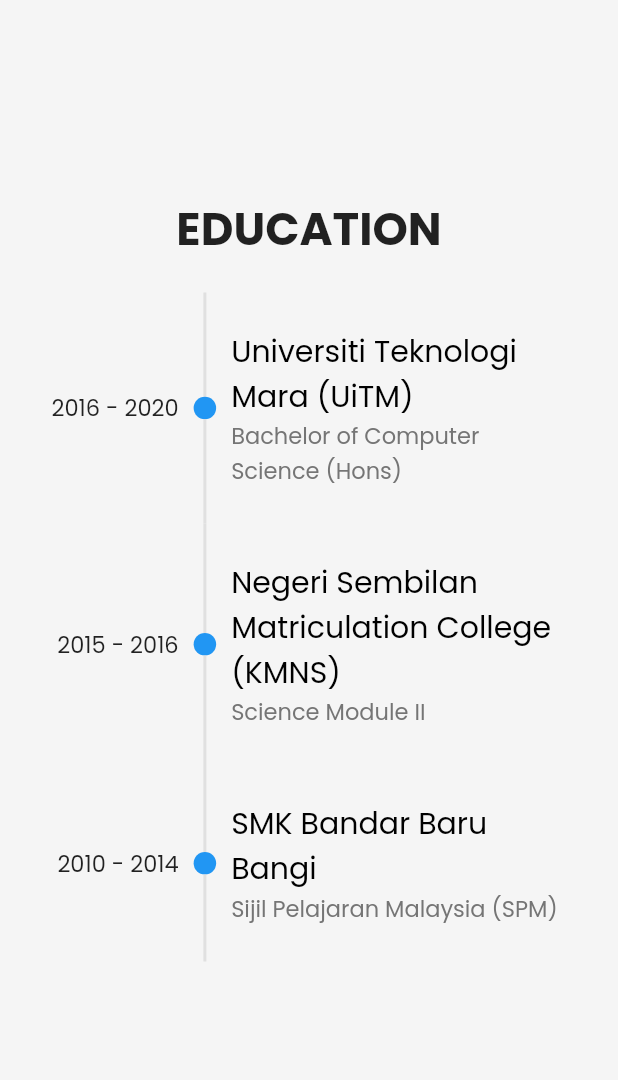
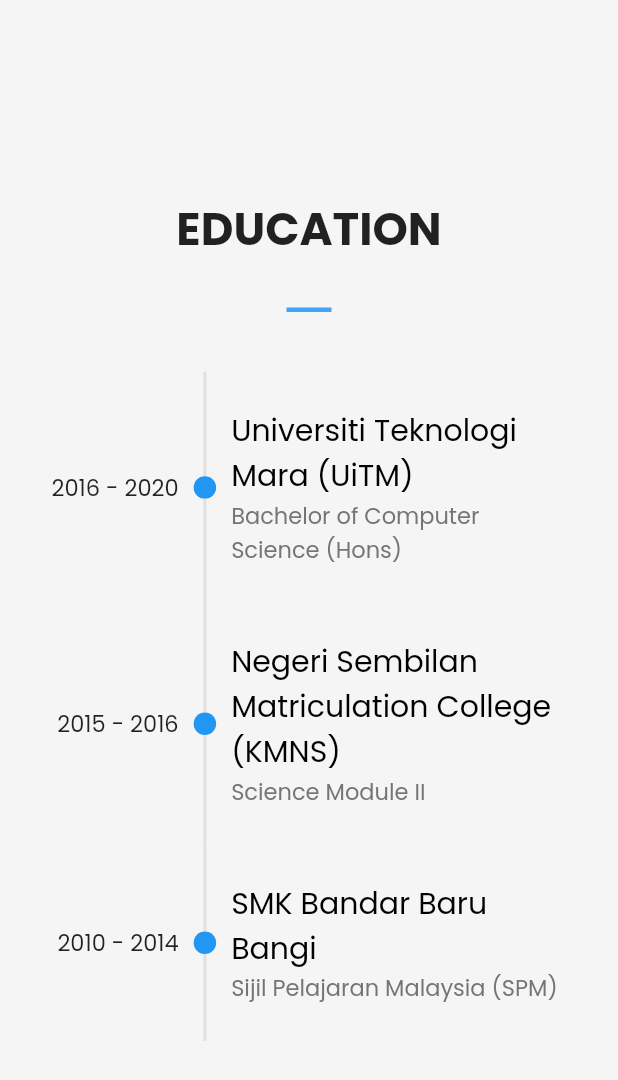
Before and after one commit to acheyfaiz/webportfolio, a Flutter app: the Education widget shown alone on an empty page, opened directly, on a phone screen of 412 x 824 dp. Shown: the top 1080 px of the screen. Run offline on Flutter 3.47's test engine with Material 2 defaults, Android fonts, the light colour scheme and no system bars; drawn by our look-alikes of timelines; our stand-ins replace font_awesome_flutter, go_router, google_fonts; missing offline and left inert: dart:html.

Commit message:
update bizappos path

```diff
--- a/lib/UI/bizapp_project.dart
+++ b/lib/UI/bizapp_project.dart
@@ -77,7 +77,7 @@
 
                   /// tools
                   ConstantsWidget().toolstext(),
-                  Text("Flutter (Provider State Management), Dart, Android Studio, RestAPI", style: GoogleFonts.poppins(
+                  Text("Flutter (Provider State Management), Dart, Android Studio, RestAPI, CI/CD Pipeline", style: GoogleFonts.poppins(
                       fontSize: 16, color: Colors.black54, fontWeight: FontWeight.w500
                   )),
                   const SizedBox(height: 50),
--- a/lib/UI/education.dart
+++ b/lib/UI/education.dart
@@ -29,6 +29,11 @@
           Text("EDUCATION", style: GoogleFonts.poppins(
               fontSize: 30, fontWeight: FontWeight.w700
           )),
+
+          Container(
+            height: 3, color: Colors.blue[400],
+            width: 30, margin: const EdgeInsets.only(top: 30, bottom: 20),
+          ),
 
           Padding(
             padding: const EdgeInsets.symmetric(horizontal: 25),
--- a/lib/UI/work_exp.dart
+++ b/lib/UI/work_exp.dart
@@ -27,6 +27,11 @@
           Text("WORK EXPERIENCE", style: GoogleFonts.poppins(
               fontSize: 30, fontWeight: FontWeight.w700
           )),
+
+          Container(
+            height: 3, color: Colors.blue[400],
+            width: 30, margin: const EdgeInsets.only(top: 30, bottom: 20),
+          ),
 
           Padding(
             padding: const EdgeInsets.symmetric(horizontal: 25),
--- a/lib/main.dart
+++ b/lib/main.dart
@@ -4,6 +4,7 @@
 import 'package:portfolio/UI/aware_project.dart';
 import 'package:portfolio/UI/bizapp_project.dart';
 import 'package:portfolio/UI/bizappay_project.dart';
+import 'package:portfolio/UI/bizappos_project.dart';
 import 'package:portfolio/UI/home.dart';
 import 'package:flutter/gestures.dart';
 import 'package:flutter_web_plugins/url_strategy.dart';
@@ -36,6 +37,12 @@
         path: '/bizappay',
         name: 'bizappay',
         builder: (context, state) => const BizappayProject(),
+      ),
+
+      GoRoute(
+        path: '/bizappos',
+        name: 'bizappos',
+        builder: (context, state) => const BizapposProject(),
       ),
 
       GoRoute(
```
Also changed, not shown: lib/UI/project.dart (+13 -0 lines).
